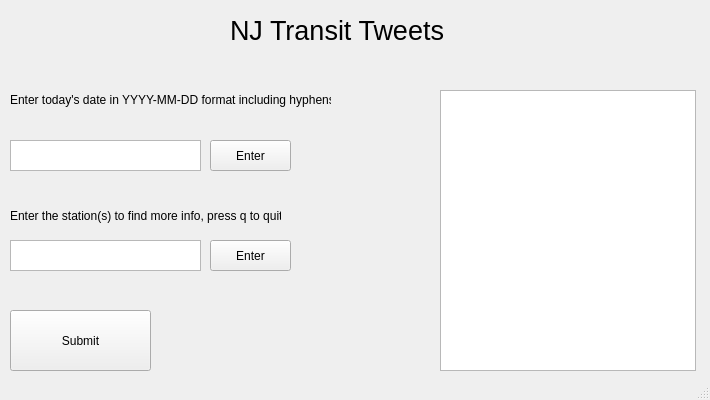
Qt form ui/NJTransitTweetsUi.ui (SamCadet/NJTransitTweets) before a commit.
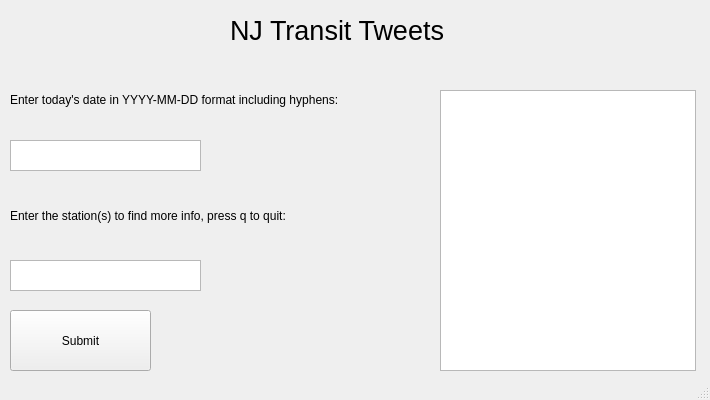
The same form after that commit.

Diff of the .ui file:
```diff
--- a/ui/NJTransitTweetsUi.ui
+++ b/ui/NJTransitTweetsUi.ui
@@ -34,7 +34,7 @@
     <property name="geometry">
      <rect>
       <x>10</x>
-      <y>240</y>
+      <y>260</y>
       <width>191</width>
       <height>31</height>
      </rect>
@@ -45,7 +45,7 @@
      <rect>
       <x>10</x>
       <y>80</y>
-      <width>321</width>
+      <width>360</width>
       <height>41</height>
      </rect>
     </property>
@@ -58,7 +58,7 @@
      <rect>
       <x>10</x>
       <y>200</y>
-      <width>271</width>
+      <width>360</width>
       <height>31</height>
      </rect>
     </property>
@@ -107,32 +107,6 @@
      </rect>
     </property>
    </widget>
-   <widget class="QPushButton" name="dateButton">
-    <property name="geometry">
-     <rect>
-      <x>210</x>
-      <y>140</y>
-      <width>81</width>
-      <height>31</height>
-     </rect>
-    </property>
-    <property name="text">
-     <string>Enter</string>
-    </property>
-   </widget>
-   <widget class="QPushButton" name="stationButton">
-    <property name="geometry">
-     <rect>
-      <x>210</x>
-      <y>240</y>
-      <width>81</width>
-      <height>31</height>
-     </rect>
-    </property>
-    <property name="text">
-     <string>Enter</string>
-    </property>
-   </widget>
   </widget>
   <widget class="QMenuBar" name="menubar">
    <property name="geometry">
```
